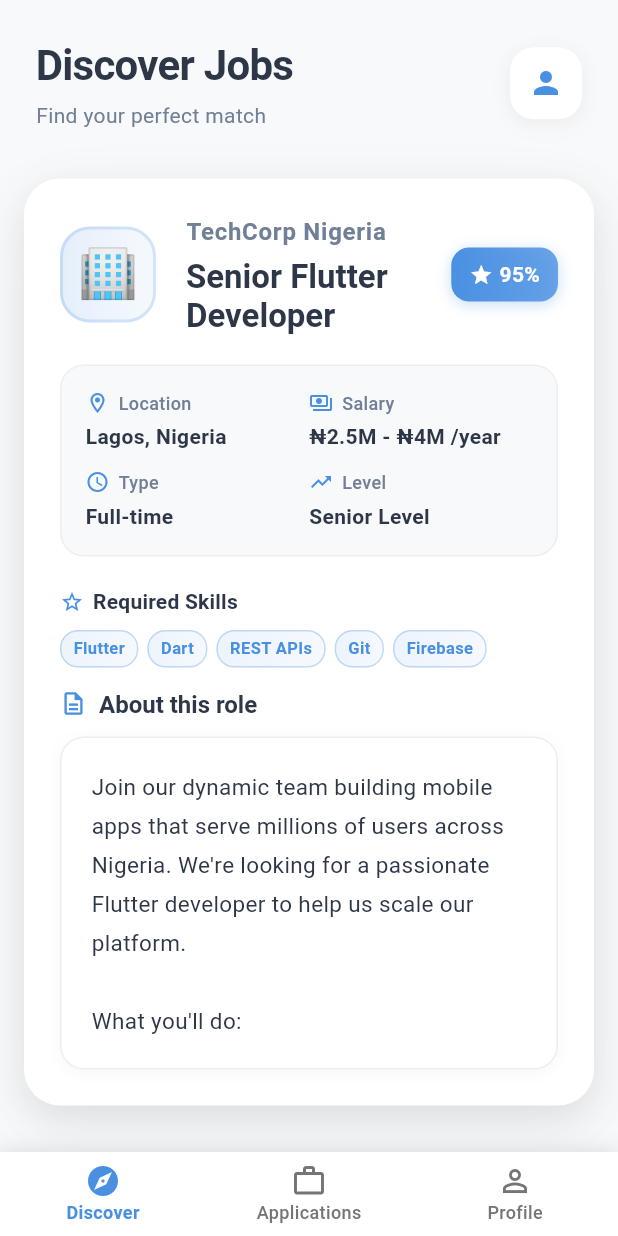
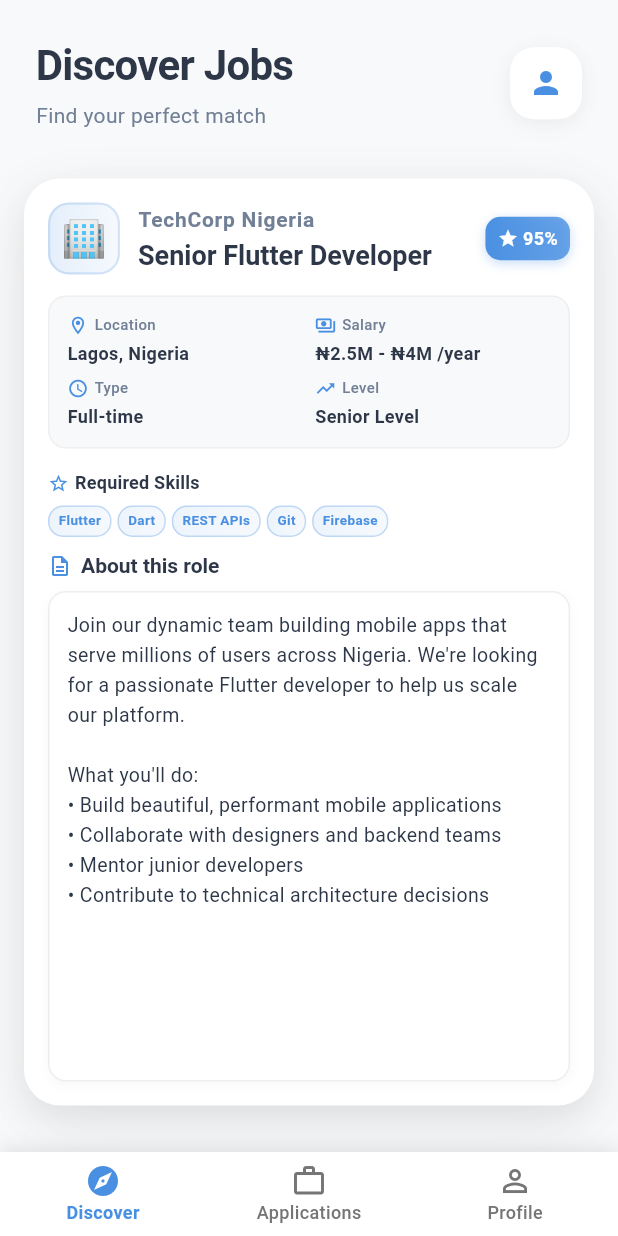
Before and after one commit to Kellytomi/hustlematch, a Flutter app: the DiscoveryScreen screen opened by its route, on a phone screen of 412 x 824 dp. Run offline on Flutter 3.47's test engine with Material 3 defaults, Android fonts, the phone set to English and light mode, and no system bars; drawn by our look-alikes of flutter_animate; our stand-ins replace flutter_riverpod, go_router, hive_flutter, shared_preferences; accounts and stored records are empty.

Commit message:
Enhance TrackerScreen and DiscoveryScreen with responsive design adjustments. Update tab bar and padding for consistency across devices, and improve layout elements for better usability on various screen sizes.

```diff
--- a/lib/features/application_tracker/presentation/screens/tracker_screen.dart
+++ b/lib/features/application_tracker/presentation/screens/tracker_screen.dart
@@ -505,7 +505,7 @@ class _TrackerScreenState extends ConsumerState<TrackerScreen>
 
           const SizedBox(height: 16),
 
-          // Modern Tab Bar with Better Design
+          // Modern Tab Bar with Cross-Platform Consistency
           Container(
             padding: const EdgeInsets.all(4),
             decoration: BoxDecoration(
@@ -526,8 +526,11 @@ class _TrackerScreenState extends ConsumerState<TrackerScreen>
                   ),
                 ],
               ),
-              indicatorSize: TabBarIndicatorSize.label,
-              indicatorPadding: const EdgeInsets.symmetric(horizontal: 8, vertical: 6),
+              indicatorSize: TabBarIndicatorSize.tab,
+              indicatorPadding: EdgeInsets.symmetric(
+                horizontal: Responsive.value(context, mobile: 6, tablet: 8, desktop: 10),
+                vertical: 4,
+              ),
               labelColor: Colors.white,
               unselectedLabelColor: AppTheme.textSecondary,
               labelStyle: const TextStyle(
@@ -542,27 +545,38 @@ class _TrackerScreenState extends ConsumerState<TrackerScreen>
               dividerColor: Colors.transparent,
               splashFactory: NoSplash.splashFactory,
               overlayColor: WidgetStateProperty.all(Colors.transparent),
+              isScrollable: false,
+              tabAlignment: TabAlignment.fill,
               tabs: [
-                Container(
+                SizedBox(
                   width: Responsive.tabWidth(context),
                   height: Responsive.value(context, mobile: 36, tablet: 42, desktop: 48),
-                  alignment: Alignment.center,
-                  child: const Text('All'),
+                  child: const Tab(
+                    child: Text(
+                      'All',
+                      style: TextStyle(fontSize: 13),
+                    ),
+                  ),
                 ),
-                Container(
+                SizedBox(
                   width: Responsive.tabWidth(context),
                   height: Responsive.value(context, mobile: 36, tablet: 42, desktop: 48),
-                  alignment: Alignment.center,
-                  child: const Text('Active'),
+                  child: const Tab(
+                    child: Text(
+                      'Active',
+                      style: TextStyle(fontSize: 13),
+                    ),
+                  ),
                 ),
-                Container(
+                SizedBox(
                   width: Responsive.tabWidth(context),
                   height: Responsive.value(context, mobile: 36, tablet: 42, desktop: 48),
-                  alignment: Alignment.center,
-                  child: Text(
-                    Responsive.isSmallMobile(context) ? 'Archive' : 'Archived',
-                    style: const TextStyle(fontSize: 13),
-                    overflow: TextOverflow.ellipsis,
+                  child: Tab(
+                    child: Text(
+                      Responsive.isSmallMobile(context) ? 'Archive' : 'Archived',
+                      style: const TextStyle(fontSize: 13),
+                      overflow: TextOverflow.ellipsis,
+                    ),
                   ),
                 ),
               ],
--- a/lib/features/job_discovery/presentation/screens/discovery_screen.dart
+++ b/lib/features/job_discovery/presentation/screens/discovery_screen.dart
@@ -653,16 +653,18 @@ class _DiscoveryScreenState extends ConsumerState<DiscoveryScreen>
         ],
       ),
       child: Padding(
-        padding: const EdgeInsets.all(24.0),
+        padding: EdgeInsets.all(
+          Responsive.value(context, mobile: 16, tablet: 20, desktop: 24),
+        ),
         child: Column(
           crossAxisAlignment: CrossAxisAlignment.start,
           children: [
-            // Company header - Clean design
+            // Company header - Responsive design
             Row(
               children: [
                 Container(
-                  width: 64,
-                  height: 64,
+                  width: Responsive.value(context, mobile: 48, tablet: 56, desktop: 64),
+                  height: Responsive.value(context, mobile: 48, tablet: 56, desktop: 64),
                   decoration: BoxDecoration(
                     gradient: LinearGradient(
                       colors: [
@@ -670,20 +672,24 @@ class _DiscoveryScreenState extends ConsumerState<DiscoveryScreen>
                         AppTheme.primaryColor.withOpacity(0.05),
                       ],
                     ),
-                    borderRadius: BorderRadius.circular(20),
+                    borderRadius: BorderRadius.circular(
+                      Responsive.value(context, mobile: 14, tablet: 18, desktop: 20),
+                    ),
                     border: Border.all(
                       color: AppTheme.primaryColor.withOpacity(0.2),
-                      width: 2,
+                      width: Responsive.value(context, mobile: 1.5, tablet: 2, desktop: 2),
                     ),
                   ),
                   child: Center(
                     child: Text(
                       job.companyLogo,
-                      style: const TextStyle(fontSize: 32),
+                      style: TextStyle(
+                        fontSize: Responsive.value(context, mobile: 24, tablet: 28, desktop: 32),
+                      ),
                     ),
                   ),
                 ),
-                const SizedBox(width: 20),
+                SizedBox(width: Responsive.value(context, mobile: 12, tablet: 16, desktop: 20)),
                 Expanded(
                   child: Column(
                     crossAxisAlignment: CrossAxisAlignment.start,
@@ -693,24 +699,32 @@ class _DiscoveryScreenState extends ConsumerState<DiscoveryScreen>
                         style: Theme.of(context).textTheme.bodyLarge?.copyWith(
                           color: AppTheme.textSecondary,
                           fontWeight: FontWeight.w600,
+                          fontSize: Responsive.fontSize(context, mobile: 14, tablet: 16, desktop: 18),
                         ),
+                        overflow: TextOverflow.ellipsis,
+                        maxLines: 1,
                       ),
-                      const SizedBox(height: 4),
+                      SizedBox(height: Responsive.value(context, mobile: 2, tablet: 4, desktop: 4)),
                       Text(
                         job.title,
                         style: Theme.of(context).textTheme.headlineSmall?.copyWith(
                           fontWeight: FontWeight.bold,
                           height: 1.2,
-                          fontSize: 22,
+                          fontSize: Responsive.fontSize(context, mobile: 18, tablet: 20, desktop: 22),
                           color: AppTheme.textPrimary,
                         ),
+                        overflow: TextOverflow.ellipsis,
+                        maxLines: 2,
                       ),
                     ],
                   ),
                 ),
-                // Match percentage badge
+                // Match percentage badge - Responsive
                 Container(
-                  padding: const EdgeInsets.symmetric(horizontal: 12, vertical: 8),
+                  padding: EdgeInsets.symmetric(
+                    horizontal: Responsive.value(context, mobile: 8, tablet: 10, desktop: 12),
+                    vertical: Responsive.value(context, mobile: 6, tablet: 7, desktop: 8),
+                  ),
                   decoration: BoxDecoration(
                     gradient: LinearGradient(
                       colors: [
@@ -718,11 +732,13 @@ class _DiscoveryScreenState extends ConsumerState<DiscoveryScreen>
                         AppTheme.primaryColor.withOpacity(0.8),
                       ],
                     ),
-                    borderRadius: BorderRadius.circular(12),
+                    borderRadius: BorderRadius.circular(
+                      Responsive.value(context, mobile: 10, tablet: 11, desktop: 12),
+                    ),
                     boxShadow: [
                       BoxShadow(
                         color: AppTheme.primaryColor.withOpacity(0.3),
-                        blurRadius: 8,
+                        blurRadius: Responsive.value(context, mobile: 6, tablet: 7, desktop: 8),
                         offset: const Offset(0, 2),
                       ),
                     ],
@@ -730,16 +746,16 @@ class _DiscoveryScreenState extends ConsumerState<DiscoveryScreen>
                   child: Row(
                     mainAxisSize: MainAxisSize.min,
                     children: [
-                      const Icon(
+                      Icon(
                         Icons.star,
                         color: Colors.white,
-                        size: 16,
+                        size: Responsive.value(context, mobile: 14, tablet: 15, desktop: 16),
                       ),
-                      const SizedBox(width: 4),
+                      SizedBox(width: Responsive.value(context, mobile: 3, tablet: 4, desktop: 4)),
                       Text(
                         '95%',
-                        style: const TextStyle(
-                          fontSize: 14,
+                        style: TextStyle(
+                          fontSize: Responsive.fontSize(context, mobile: 12, tablet: 13, desktop: 14),
                           fontWeight: FontWeight.bold,
                           color: Colors.white,
                         ),
@@ -750,14 +766,18 @@ class _DiscoveryScreenState extends ConsumerState<DiscoveryScreen>
               ],
             ),
 
-            const SizedBox(height: 20),
+            SizedBox(height: Responsive.value(context, mobile: 14, tablet: 18, desktop: 20)),
 
-            // Job details - Professional layout
+            // Job details - Responsive layout
             Container(
-              padding: const EdgeInsets.all(16),
+              padding: EdgeInsets.all(
+                Responsive.value(context, mobile: 12, tablet: 14, desktop: 16),
+              ),
               decoration: BoxDecoration(
                 color: AppTheme.backgroundColor,
-                borderRadius: BorderRadius.circular(16),
+                borderRadius: BorderRadius.circular(
+                  Responsive.borderRadius(context, mobile: 12, tablet: 14, desktop: 16),
+                ),
                 border: Border.all(
                   color: Colors.grey.shade200,
                   width: 1,
@@ -768,13 +788,15 @@ class _DiscoveryScreenState extends ConsumerState<DiscoveryScreen>
                   Row(
                     children: [
                       Expanded(child: _buildDetailItem(Icons.location_on_outlined, 'Location', job.location)),
+                      SizedBox(width: Responsive.value(context, mobile: 8, tablet: 12, desktop: 16)),
                       Expanded(child: _buildDetailItem(Icons.payments_outlined, 'Salary', job.salary)),
                     ],
                   ),
-                  const SizedBox(height: 12),
+                  SizedBox(height: Responsive.value(context, mobile: 8, tablet: 10, desktop: 12)),
                   Row(
                     children: [
                       Expanded(child: _buildDetailItem(Icons.access_time_outlined, 'Type', job.type)),
+                      SizedBox(width: Responsive.value(context, mobile: 8, tablet: 12, desktop: 16)),
                       Expanded(child: _buildDetailItem(Icons.trending_up_outlined, 'Level', job.level)),
                     ],
                   ),
@@ -782,35 +804,38 @@ class _DiscoveryScreenState extends ConsumerState<DiscoveryScreen>
               ),
             ),
 
-            const SizedBox(height: 20),
+            SizedBox(height: Responsive.value(context, mobile: 14, tablet: 18, desktop: 20)),
 
-            // Skills section - Clean modern design
+            // Skills section - Responsive design
             if (job.skills.isNotEmpty) ...[
               Row(
                 children: [
                   Icon(
                     Icons.star_border,
                     color: AppTheme.primaryColor,
-                    size: 16,
+                    size: Responsive.iconSize(context, mobile: 14, tablet: 15, desktop: 16),
                   ),
-                  const SizedBox(width: 6),
+                  SizedBox(width: Responsive.value(context, mobile: 4, tablet: 5, desktop: 6)),
                   Text(
                     'Required Skills',
                     style: Theme.of(context).textTheme.titleMedium?.copyWith(
                       fontWeight: FontWeight.bold,
-                      fontSize: 14,
+                      fontSize: Responsive.fontSize(context, mobile: 12, tablet: 13, desktop: 14),
                       color: AppTheme.textPrimary,
                     ),
                   ),
                 ],
               ),
-              const SizedBox(height: 8),
+              SizedBox(height: Responsive.value(context, mobile: 6, tablet: 7, desktop: 8)),
               Wrap(
-                spacing: 6,
-                runSpacing: 6,
-                children: job.skills.take(6).map((skill) {
+                spacing: Responsive.value(context, mobile: 4, tablet: 5, desktop: 6),
+                runSpacing: Responsive.value(context, mobile: 4, tablet: 5, desktop: 6),
+                children: job.skills.take(Responsive.value(context, mobile: 5, tablet: 6, desktop: 6).toInt()).map((skill) {
                   return Container(
-                    padding: const EdgeInsets.symmetric(horizontal: 8, vertical: 4),
+                    padding: EdgeInsets.symmetric(
+                      horizontal: Responsive.value(context, mobile: 6, tablet: 7, desktop: 8),
+                      vertical: Responsive.value(context, mobile: 3, tablet: 4, desktop: 4),
+                    ),
                     decoration: BoxDecoration(
                       gradient: LinearGradient(
                         colors: [
@@ -818,7 +843,9 @@ class _DiscoveryScreenState extends ConsumerState<DiscoveryScreen>
                           AppTheme.primaryColor.withOpacity(0.05),
                         ],
                       ),
-                      borderRadius: BorderRadius.circular(12),
+                      borderRadius: BorderRadius.circular(
+                        Responsive.borderRadius(context, mobile: 10, tablet: 11, desktop: 12),
+                      ),
                       border: Border.all(
                         color: AppTheme.primaryColor.withOpacity(0.3),
                         width: 1,
@@ -829,44 +856,48 @@ class _DiscoveryScreenState extends ConsumerState<DiscoveryScreen>
                       style: TextStyle(
                         color: AppTheme.primaryColor,
                         fontWeight: FontWeight.w600,
-                        fontSize: 11,
+                        fontSize: Responsive.fontSize(context, mobile: 9, tablet: 10, desktop: 11),
                       ),
                     ),
                   );
                 }).toList(),
               ),
-              const SizedBox(height: 14),
+              SizedBox(height: Responsive.value(context, mobile: 10, tablet: 12, desktop: 14)),
             ],
 
-            // Description - Professional layout
+            // Description - Responsive layout
             Row(
               children: [
                 Icon(
                   Icons.description_outlined,
                   color: AppTheme.primaryColor,
-                  size: 18,
+                  size: Responsive.iconSize(context, mobile: 16, tablet: 17, desktop: 18),
                 ),
-                const SizedBox(width: 8),
+                SizedBox(width: Responsive.value(context, mobile: 6, tablet: 7, desktop: 8)),
                 Text(
                   'About this role',
                   style: Theme.of(context).textTheme.titleLarge?.copyWith(
                     fontWeight: FontWeight.bold,
-                    fontSize: 16,
+                    fontSize: Responsive.fontSize(context, mobile: 14, tablet: 15, desktop: 16),
                     color: AppTheme.textPrimary,
                   ),
                 ),
               ],
             ),
-            const SizedBox(height: 12),
+            SizedBox(height: Responsive.value(context, mobile: 8, tablet: 10, desktop: 12)),
 
-            // Expanded scrollable description area
+            // Expanded scrollable description area - Responsive
             Expanded(
               child: Container(
                 width: double.infinity,
-                padding: const EdgeInsets.all(20),
+                padding: EdgeInsets.all(
+                  Responsive.value(context, mobile: 12, tablet: 16, desktop: 20),
+                ),
                 decoration: BoxDecoration(
                   color: Colors.white,
-                  borderRadius: BorderRadius.circular(16),
+                  borderRadius: BorderRadius.circular(
+                    Responsive.borderRadius(context, mobile: 12, tablet: 14, desktop: 16),
+                  ),
                   border: Border.all(
                     color: Colors.grey.shade200,
                     width: 1,
@@ -874,7 +905,7 @@ class _DiscoveryScreenState extends ConsumerState<DiscoveryScreen>
                   boxShadow: [
                     BoxShadow(
                       color: Colors.black.withOpacity(0.03),
-                      blurRadius: 8,
+                      blurRadius: Responsive.value(context, mobile: 6, tablet: 7, desktop: 8),
                       offset: const Offset(0, 2),
                     ),
                   ],
@@ -883,9 +914,9 @@ class _DiscoveryScreenState extends ConsumerState<DiscoveryScreen>
                   child: Text(
                     job.description,
                     style: Theme.of(context).textTheme.bodyMedium?.copyWith(
-                      height: 1.7,
+                      height: Responsive.value(context, mobile: 1.5, tablet: 1.6, desktop: 1.7),
                       color: AppTheme.textPrimary,
-                      fontSize: 15,
+                      fontSize: Responsive.fontSize(context, mobile: 13, tablet: 14, desktop: 15),
                     ),
                   ),
                 ),
@@ -948,28 +979,34 @@ class _DiscoveryScreenState extends ConsumerState<DiscoveryScreen>
           children: [
             Icon(
               icon,
-              size: 16,
+              size: Responsive.iconSize(context, mobile: 14, tablet: 15, desktop: 16),
               color: AppTheme.primaryColor,
             ),
-            const SizedBox(width: 6),
-            Text(
-              label,
-              style: TextStyle(
-                fontSize: 12,
-                color: AppTheme.textSecondary,
-                fontWeight: FontWeight.w500,
+            SizedBox(width: Responsive.value(context, mobile: 4, tablet: 5, desktop: 6)),
+            Expanded(
+              child: Text(
+                label,
+                style: TextStyle(
+                  fontSize: Responsive.fontSize(context, mobile: 10, tablet: 11, desktop: 12),
+                  color: AppTheme.textSecondary,
+                  fontWeight: FontWeight.w500,
+                ),
+                overflow: TextOverflow.ellipsis,
+                maxLines: 1,
               ),
             ),
           ],
         ),
-        const SizedBox(height: 4),
+        SizedBox(height: Responsive.value(context, mobile: 3, tablet: 4, desktop: 4)),
         Text(
           value,
           style: TextStyle(
-            fontSize: 14,
+            fontSize: Responsive.fontSize(context, mobile: 12, tablet: 13, desktop: 14),
             color: AppTheme.textPrimary,
             fontWeight: FontWeight.w600,
           ),
+          overflow: TextOverflow.ellipsis,
+          maxLines: 2,
         ),
       ],
     );
```
